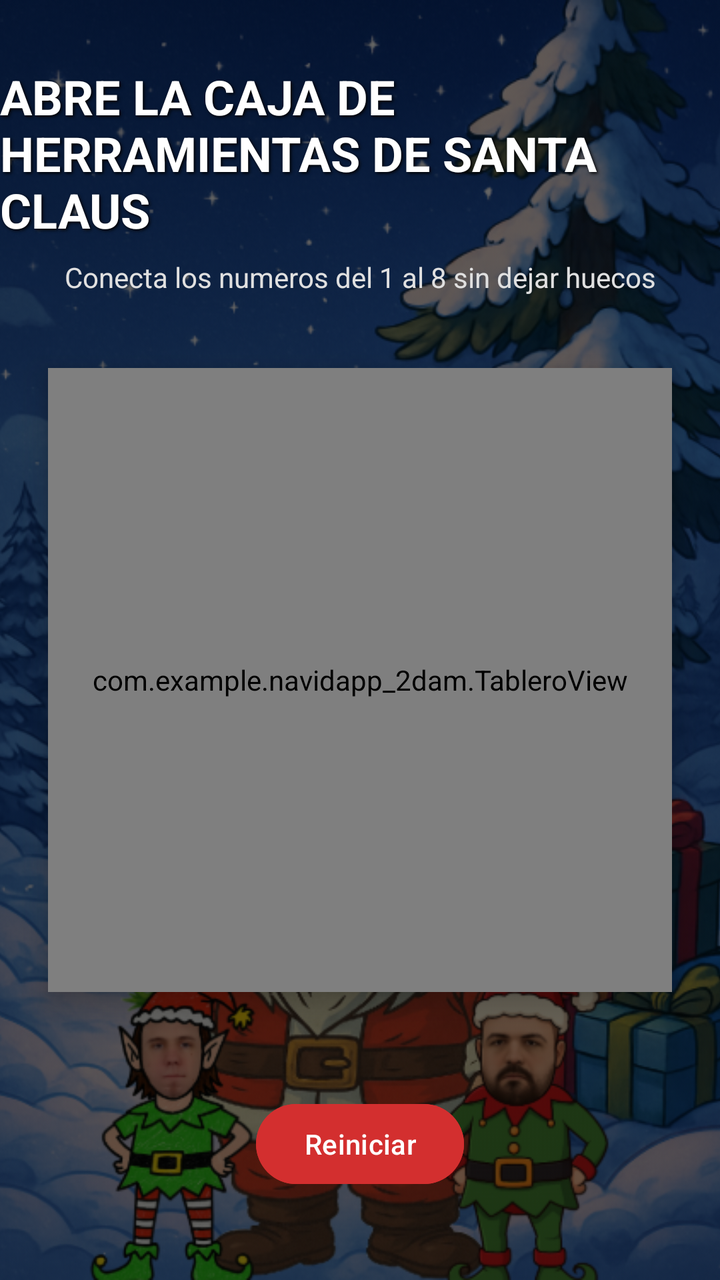
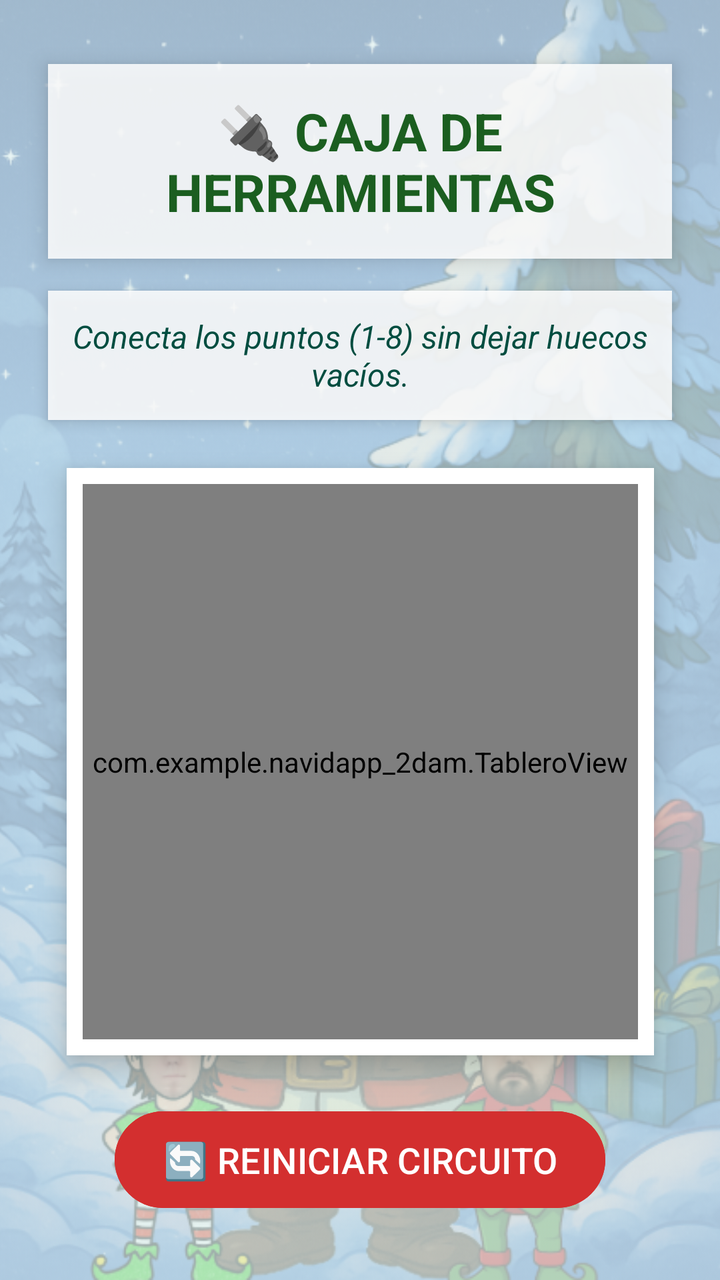

Before-and-after screenshots of an Android layout around one commit, followed by the original layout XML and the change that was made.
<!-- AndroidManifest.xml: application theme Theme.NavidAPP_2DAM -->
<!-- res/layout/fragment_juego_zip.xml -->
<?xml version="1.0" encoding="utf-8"?>
<androidx.constraintlayout.widget.ConstraintLayout xmlns:android="http://schemas.android.com/apk/res/android"
    xmlns:app="http://schemas.android.com/apk/res-auto"
    android:layout_width="match_parent"
    android:layout_height="match_parent"
    android:background="#000000">

    <ImageView
        android:layout_width="match_parent"
        android:layout_height="match_parent"
        android:src="@drawable/fondo_principal"
        android:scaleType="centerCrop"
        android:alpha="0.4"/>

    <TextView
        android:id="@+id/tvTituloZip"
        android:layout_width="wrap_content"
        android:layout_height="wrap_content"
        android:text="ABRE LA CAJA DE HERRAMIENTAS DE SANTA CLAUS"
        android:textSize="24sp"
        android:textStyle="bold"
        android:textColor="#FFFFFF"
        android:layout_marginTop="32dp"
        android:shadowColor="#000000"
        android:shadowDx="2"
        android:shadowDy="2"
        android:shadowRadius="4"
        app:layout_constraintTop_toTopOf="parent"
        app:layout_constraintStart_toStartOf="parent"
        app:layout_constraintEnd_toEndOf="parent"/>

    <TextView
        android:id="@+id/tvSubtituloZip"
        android:layout_width="wrap_content"
        android:layout_height="wrap_content"
        android:text="Conecta los numeros del 1 al 8 sin dejar huecos"
        android:textColor="#E0E0E0"
        android:layout_marginTop="8dp"
        app:layout_constraintTop_toBottomOf="@id/tvTituloZip"
        app:layout_constraintStart_toStartOf="parent"
        app:layout_constraintEnd_toEndOf="parent"/>

    <com.example.navidapp_2dam.TableroView
        android:id="@+id/tableroZip"
        android:layout_width="0dp"
        android:layout_height="0dp"
        android:layout_margin="24dp"
        android:background="#FFF8E7"
        android:elevation="8dp"
        app:layout_constraintDimensionRatio="1:1"
        app:layout_constraintTop_toBottomOf="@id/tvSubtituloZip"
        app:layout_constraintBottom_toTopOf="@id/btnReiniciarZip"
        app:layout_constraintStart_toStartOf="parent"
        app:layout_constraintEnd_toEndOf="parent"/>

    <Button
        android:id="@+id/btnReiniciarZip"
        android:layout_width="wrap_content"
        android:layout_height="wrap_content"
        android:text="Reiniciar"
        android:backgroundTint="#D32F2F"
        android:textColor="#FFFFFF"
        android:layout_marginBottom="32dp"
        android:layout_marginTop="16dp"
        app:layout_constraintBottom_toBottomOf="parent"
        app:layout_constraintTop_toBottomOf="@id/tableroZip"
        app:layout_constraintStart_toStartOf="parent"
        app:layout_constraintEnd_toEndOf="parent"/>

</androidx.constraintlayout.widget.ConstraintLayout>
<!-- resources referenced by this layout -->
<resources>
  <!-- drawable fondo_principal: png bitmap (drawable, 873567 bytes) -->
  <style name="Theme.NavidAPP_2DAM" parent="Base.Theme.NavidAPP_2DAM" />
  <style name="Base.Theme.NavidAPP_2DAM" parent="Theme.Material3.DayNight.NoActionBar">
          
          
      </style>
</resources>

<!-- the commit's change to res/layout/fragment_juego_zip.xml (unified diff, before → after) -->
@@ -1,69 +1,87 @@
 <?xml version="1.0" encoding="utf-8"?>
-<androidx.constraintlayout.widget.ConstraintLayout xmlns:android="http://schemas.android.com/apk/res/android"
+<androidx.constraintlayout.widget.ConstraintLayout
+    xmlns:android="http://schemas.android.com/apk/res/android"
     xmlns:app="http://schemas.android.com/apk/res-auto"
     android:layout_width="match_parent"
     android:layout_height="match_parent"
-    android:background="#000000">
+    android:background="#E0F2F1">
 
     <ImageView
         android:layout_width="match_parent"
         android:layout_height="match_parent"
         android:src="@drawable/fondo_principal"
         android:scaleType="centerCrop"
-        android:alpha="0.4"/>
+        android:alpha="0.3"/>
 
     <TextView
         android:id="@+id/tvTituloZip"
-        android:layout_width="wrap_content"
+        android:layout_width="0dp"
         android:layout_height="wrap_content"
-        android:text="ABRE LA CAJA DE HERRAMIENTAS DE SANTA CLAUS"
-        android:textSize="24sp"
+        android:text="🔌 CAJA DE HERRAMIENTAS"
+        android:textSize="26sp"
+        android:textAlignment="center"
         android:textStyle="bold"
-        android:textColor="#FFFFFF"
+        android:textColor="#1B5E20"
+        android:background="#D9FFFFFF"
+        android:padding="16dp"
+        android:elevation="6dp"
         android:layout_marginTop="32dp"
-        android:shadowColor="#000000"
-        android:shadowDx="2"
-        android:shadowDy="2"
-        android:shadowRadius="4"
+        android:layout_marginHorizontal="24dp"
         app:layout_constraintTop_toTopOf="parent"
         app:layout_constraintStart_toStartOf="parent"
         app:layout_constraintEnd_toEndOf="parent"/>
 
     <TextView
         android:id="@+id/tvSubtituloZip"
-        android:layout_width="wrap_content"
+        android:layout_width="0dp"
         android:layout_height="wrap_content"
-        android:text="Conecta los numeros del 1 al 8 sin dejar huecos"
-        android:textColor="#E0E0E0"
-        android:layout_marginTop="8dp"
+        android:text="Conecta los puntos (1-8) sin dejar huecos vacíos."
+        android:textAlignment="center"
+        android:textColor="#004D40"
+        android:textSize="16sp"
+        android:textStyle="italic"
+        android:background="#D9FFFFFF"
+        android:padding="12dp"
+        android:elevation="4dp"
+        android:layout_marginTop="16dp"
+        android:layout_marginHorizontal="24dp"
         app:layout_constraintTop_toBottomOf="@id/tvTituloZip"
         app:layout_constraintStart_toStartOf="parent"
         app:layout_constraintEnd_toEndOf="parent"/>
 
-    <com.example.navidapp_2dam.TableroView
-        android:id="@+id/tableroZip"
+    <FrameLayout
+        android:id="@+id/contenedorTablero"
         android:layout_width="0dp"
         android:layout_height="0dp"
         android:layout_margin="24dp"
-        android:background="#FFF8E7"
+        android:background="#FFFFFF"
         android:elevation="8dp"
+        android:padding="8dp"
         app:layout_constraintDimensionRatio="1:1"
         app:layout_constraintTop_toBottomOf="@id/tvSubtituloZip"
         app:layout_constraintBottom_toTopOf="@id/btnReiniciarZip"
         app:layout_constraintStart_toStartOf="parent"
-        app:layout_constraintEnd_toEndOf="parent"/>
+        app:layout_constraintEnd_toEndOf="parent">
+
+        <com.example.navidapp_2dam.TableroView
+            android:id="@+id/tableroZip"
+            android:layout_width="match_parent"
+            android:layout_height="match_parent"
+            android:background="#FFF8E1"/> </FrameLayout>
 
     <Button
         android:id="@+id/btnReiniciarZip"
         android:layout_width="wrap_content"
         android:layout_height="wrap_content"
-        android:text="Reiniciar"
+        android:text="🔄 REINICIAR CIRCUITO"
         android:backgroundTint="#D32F2F"
         android:textColor="#FFFFFF"
+        android:textSize="18sp"
+        android:paddingHorizontal="24dp"
+        android:paddingVertical="12dp"
         android:layout_marginBottom="32dp"
-        android:layout_marginTop="16dp"
+        android:elevation="6dp"
         app:layout_constraintBottom_toBottomOf="parent"
-        app:layout_constraintTop_toBottomOf="@id/tableroZip"
         app:layout_constraintStart_toStartOf="parent"
         app:layout_constraintEnd_toEndOf="parent"/>
 
